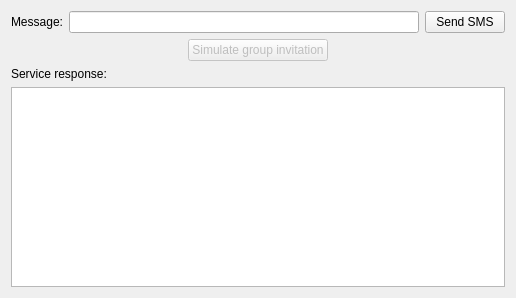
This is CLI/mainwindow.ui in jpvanhal/Social-Sports as Qt 5 draws it before an edit. The edited form follows.
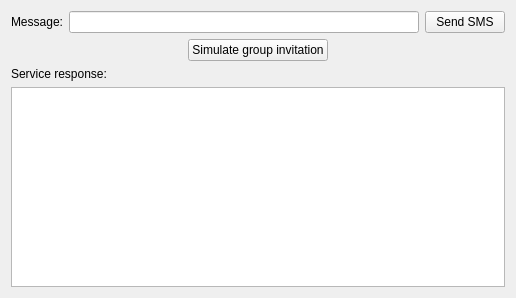
This is the edited form.

Commit message: the simulation button is doing something already, it is still buggy

Diff of the .ui file:
```diff
--- a/CLI/mainwindow.ui
+++ b/CLI/mainwindow.ui
@@ -57,7 +57,10 @@
       <item>
        <widget class="QPushButton" name="btnSimulateInvitation">
         <property name="enabled">
-         <bool>false</bool>
+         <bool>true</bool>
+        </property>
+        <property name="cursor">
+         <cursorShape>PointingHandCursor</cursorShape>
         </property>
         <property name="text">
          <string>Simulate group invitation</string>
```
Left out of the diff: 11 changed lines with no effect on the pictures. The commit also changes 2 other files.
